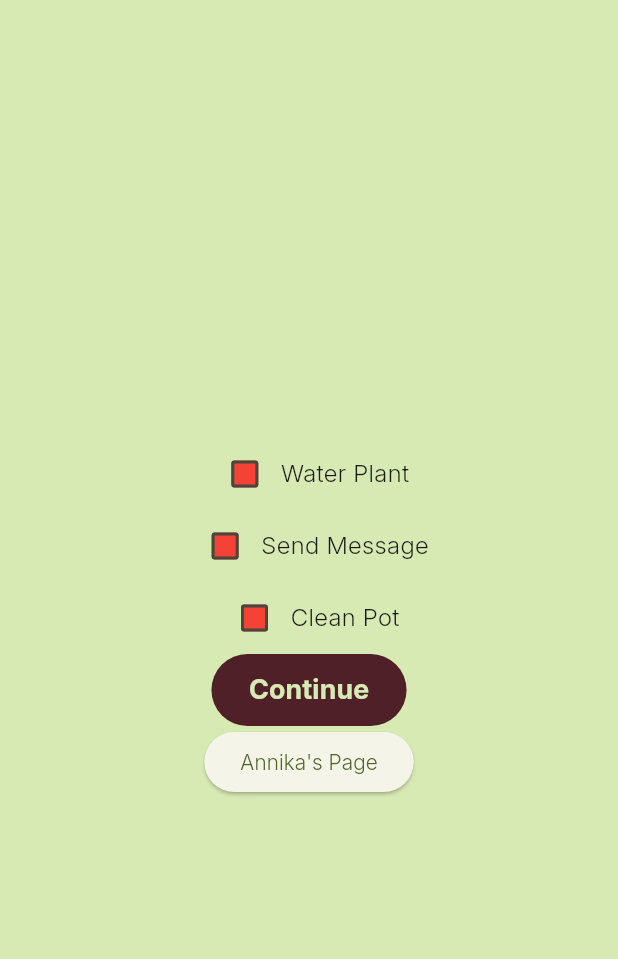
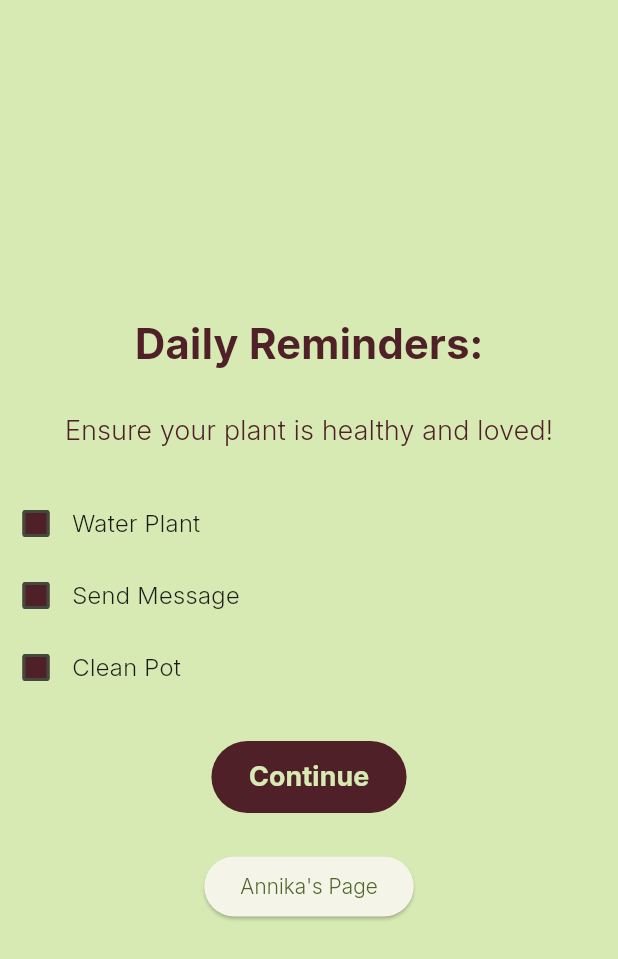
Before and after one commit to maureensanchez99/we_hack2025, a Flutter app: the DailyReminderHome screen opened directly, on a phone screen of 412 x 824 dp. Shown: the top 959 px of the screen. Run offline on Flutter 3.47's test engine with Material 3 defaults, Android fonts, the phone set to English and light mode, and no system bars; our stand-ins replace flutter_svg, shared_preferences; accounts and stored records are empty.

Commit message:
Daily Reminder Header & Subheader

```diff
--- a/lib/pages/daily_reminder.dart
+++ b/lib/pages/daily_reminder.dart
@@ -26,10 +26,28 @@ class DailyReminderHome extends StatelessWidget {
         child: Column(
           mainAxisAlignment: MainAxisAlignment.center,
           children: [
-            CheckboxSet(text: 'Water Plant'),
+            Text('Daily Reminders:',
+                style: TextStyle(
+                  fontSize: 28,
+                  fontWeight: FontWeight.bold,
+                  color: DailyReminder.brownText,
+                ),
+            ),
+            Padding(
+              padding: const EdgeInsets.symmetric(vertical: 25),
+              child: Text('Ensure your plant is healthy and loved!',
+              style: TextStyle(
+                  fontSize: 18,
+                  fontWeight: FontWeight.w300,
+                  color: DailyReminder.brownText,
+                ),),
+            ),
+            CheckboxSet(text: 'Water Plant',),
             CheckboxSet(text: 'Send Message'),
             CheckboxSet(text: 'Clean Pot'),
-            ElevatedButton(
+            Padding(
+              padding: const EdgeInsets.symmetric(vertical: 25),
+              child: ElevatedButton(
                 onPressed: () {
                   // Placeholder for navigation
                   // Navigator.push(context, MaterialPageRoute(builder: (_) => NextPage()));
@@ -45,6 +63,7 @@ class DailyReminderHome extends StatelessWidget {
                   style: TextStyle(
                     fontSize: 18,
                     fontWeight: FontWeight.bold,
+                  ),
                 ),
               ),
             ),
@@ -138,17 +157,17 @@ class _CheckboxState extends State<CheckboxSet> {
       };
       if(states.any(interactiveStates.contains)){
         // Change to fit theme
-        return Colors.blue;
+        return Color(0xFFF9ADA0);
       }
       // Change to fit theme
-      return Colors.red;
+      return DailyReminder.brownText;
     }
 
     return Row(
-      mainAxisAlignment: MainAxisAlignment.center,
+      mainAxisAlignment: MainAxisAlignment.start,
       children: [
         Checkbox(
-          checkColor: Colors.white,
+          checkColor: DailyReminder.greenBg,
           fillColor: WidgetStateProperty.resolveWith(getColor),
           value: isChecked,
           onChanged: (bool? value) {
```
Lines whose indentation alone changed are shown as unchanged.
